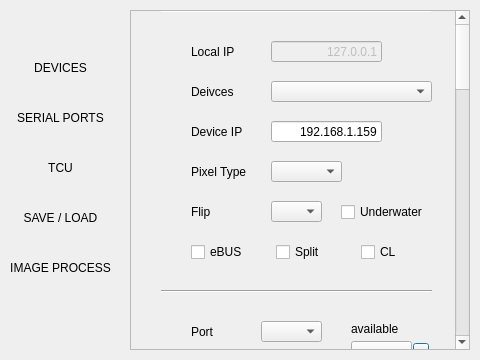
Old version of the form src/visual/preferences.ui in the repository yilp7/img_proc_demo.
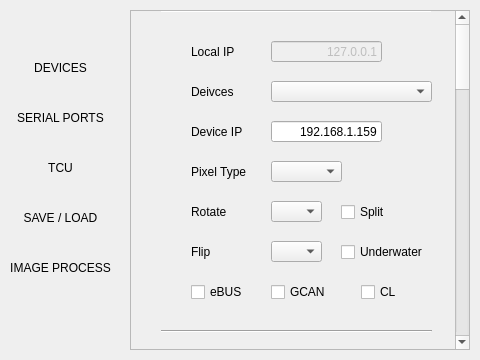
New version of the form. Custom widgets are drawn as their Qt base class.

The edit to the form file:
```diff
--- a/src/visual/preferences.ui
+++ b/src/visual/preferences.ui
@@ -510,7 +510,7 @@
     <property name="geometry">
      <rect>
       <x>0</x>
-      <y>-188</y>
+      <y>0</y>
       <width>324</width>
       <height>1620</height>
      </rect>
@@ -525,7 +525,7 @@
      <property name="geometry">
       <rect>
        <x>30</x>
-       <y>270</y>
+       <y>310</y>
        <width>271</width>
        <height>20</height>
       </rect>
@@ -579,7 +579,7 @@
        <x>20</x>
        <y>10</y>
        <width>291</width>
-       <height>261</height>
+       <height>301</height>
       </rect>
      </property>
      <property name="frameShape">
@@ -591,8 +591,8 @@
      <widget class="QCheckBox" name="SPLIT_CHK">
       <property name="geometry">
        <rect>
-        <x>125</x>
-        <y>220</y>
+        <x>190</x>
+        <y>180</y>
         <width>71</width>
         <height>22</height>
        </rect>
@@ -605,7 +605,7 @@
       <property name="geometry">
        <rect>
         <x>40</x>
-        <y>220</y>
+        <y>260</y>
         <width>71</width>
         <height>22</height>
        </rect>
@@ -618,7 +618,7 @@
       <property name="geometry">
        <rect>
         <x>40</x>
-        <y>183</y>
+        <y>223</y>
         <width>71</width>
         <height>16</height>
        </rect>
@@ -673,7 +673,7 @@
       <property name="geometry">
        <rect>
         <x>120</x>
-        <y>180</y>
+        <y>220</y>
         <width>51</width>
         <height>21</height>
        </rect>
@@ -748,7 +748,7 @@
       <property name="geometry">
        <rect>
         <x>210</x>
-        <y>220</y>
+        <y>260</y>
         <width>71</width>
         <height>22</height>
        </rect>
@@ -761,7 +761,7 @@
       <property name="geometry">
        <rect>
         <x>190</x>
-        <y>180</y>
+        <y>220</y>
         <width>91</width>
         <height>22</height>
        </rect>
@@ -770,12 +770,48 @@
        <string>Underwater</string>
       </property>
      </widget>
+     <widget class="QComboBox" name="ROTATE_OPTION_LIST">
+      <property name="geometry">
+       <rect>
+        <x>120</x>
+        <y>180</y>
+        <width>51</width>
+        <height>21</height>
+       </rect>
+      </property>
+     </widget>
+     <widget class="QLabel" name="ROTATE">
+      <property name="geometry">
+       <rect>
+        <x>40</x>
+        <y>183</y>
+        <width>71</width>
+        <height>16</height>
+       </rect>
+      </property>
+      <property name="text">
+       <string>Rotate</string>
+      </property>
+     </widget>
+     <widget class="QCheckBox" name="GCAN_CHK">
+      <property name="geometry">
+       <rect>
+        <x>120</x>
+        <y>260</y>
+        <width>71</width>
+        <height>22</height>
+       </rect>
+      </property>
+      <property name="text">
+       <string>GCAN</string>
+      </property>
+     </widget>
     </widget>
     <widget class="QFrame" name="SERIAL_PORTS_GRP">
      <property name="geometry">
       <rect>
        <x>20</x>
-       <y>290</y>
+       <y>330</y>
        <width>291</width>
        <height>231</height>
       </rect>
```
Left out of the diff: 14 changed lines with no effect on the pictures.
